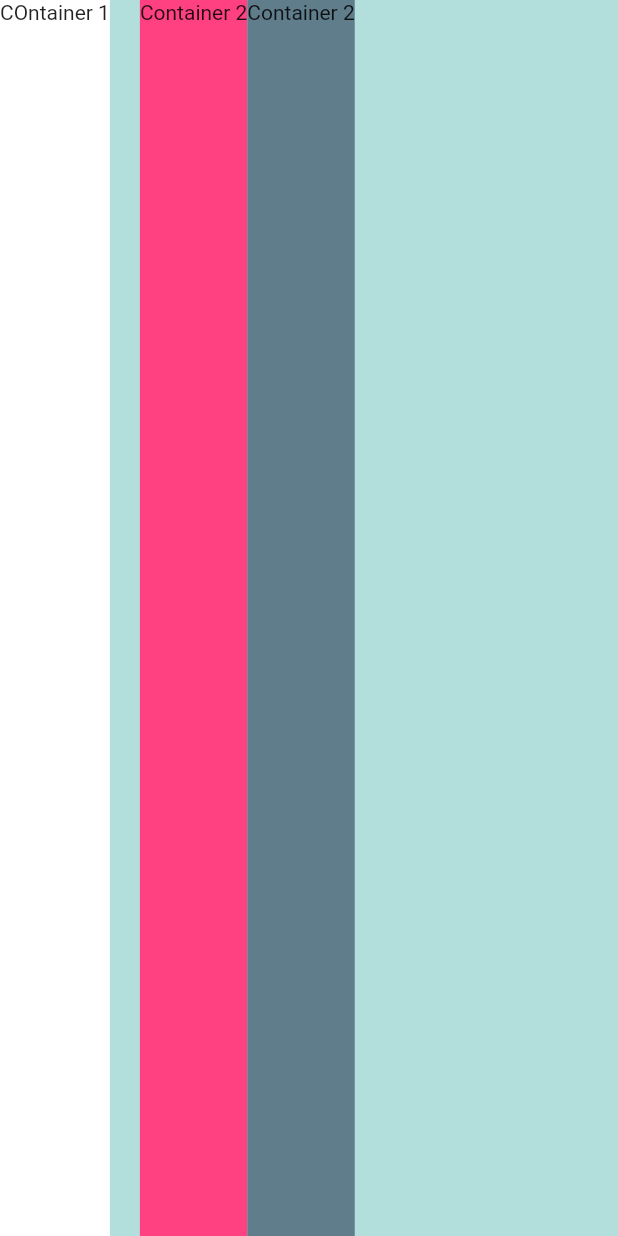
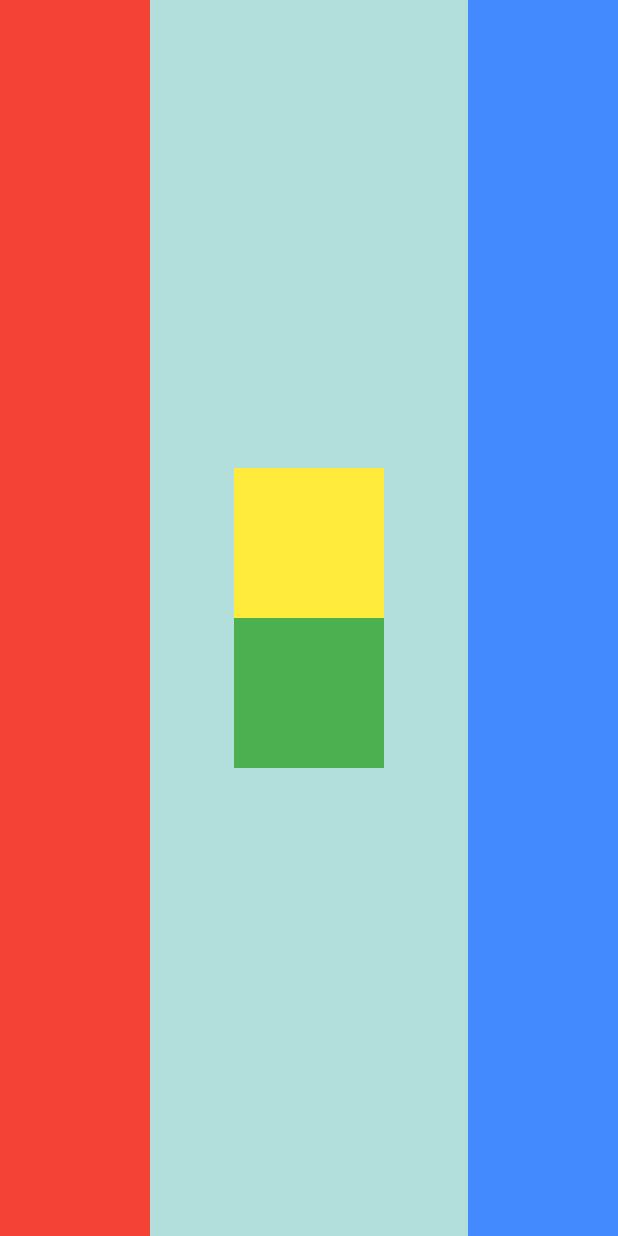
Before and after one commit to baiana/Appbrewery-Flutter-Course-Exercises, a Flutter app: the screen it shows after launch, on a phone screen of 412 x 824 dp. Run offline on Flutter 3.47's test engine with Material 2 defaults, Android fonts, the phone set to English and light mode, and no system bars.

Commit message:
feat: layout challenge

```diff
--- a/mi_card_flutter/lib/main.dart
+++ b/mi_card_flutter/lib/main.dart
@@ -13,21 +13,30 @@ class MyApp extends StatelessWidget {
         body: SafeArea(
           child: Row(
             crossAxisAlignment: CrossAxisAlignment.stretch,
+            mainAxisAlignment: MainAxisAlignment.spaceBetween,
             children: <Widget>[
               Container(
-                color: Colors.white,
-                child: Text("COntainer 1"),
+                width: 100.0,
+                color: Colors.red,
               ),
-              SizedBox(
-                width: 20.0,
+              Column(
+                mainAxisAlignment: MainAxisAlignment.center,
+                children: <Widget>[
+                  Container(
+                    width: 100.0,
+                    height: 100.0,
+                    color: Colors.yellow,
+                  ),
+                  Container(
+                    width: 100.0,
+                    height: 100.0,
+                    color: Colors.green,
+                  )
+                ],
               ),
               Container(
-                color: Colors.pinkAccent,
-                child: Text("Container 2"),
-              ),
-              Container(
-                color: Colors.blueGrey,
-                child: Text("Container 2"),
+                color: Colors.blueAccent,
+                width: 100,
               ),
             ],
           ),
```
